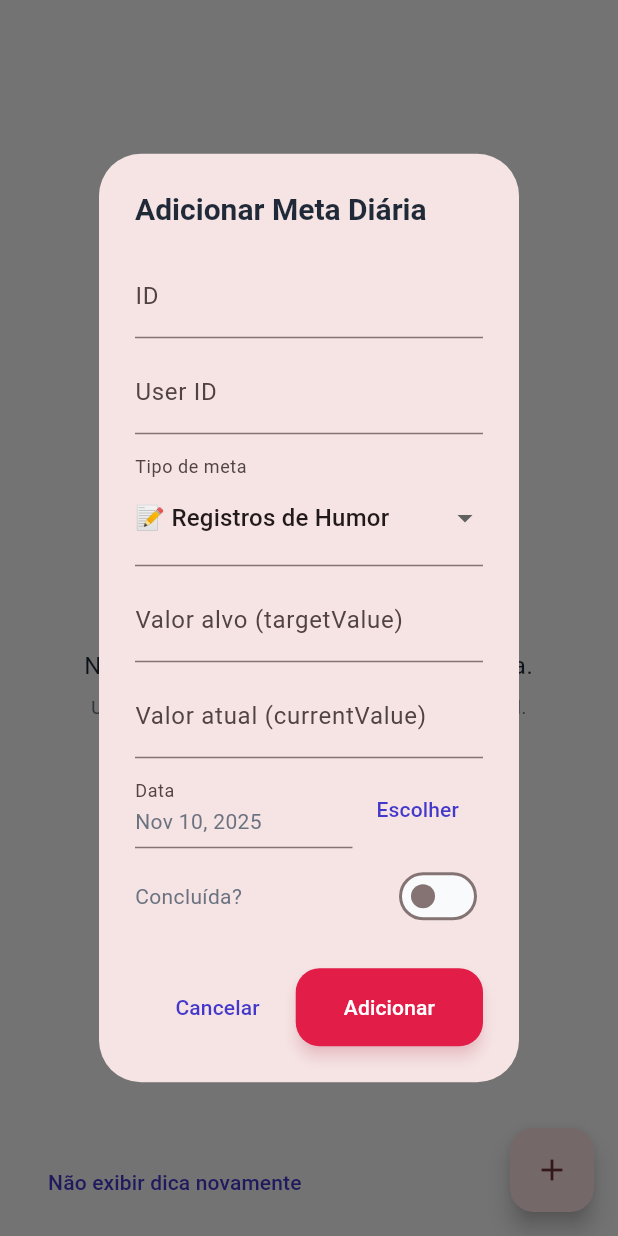
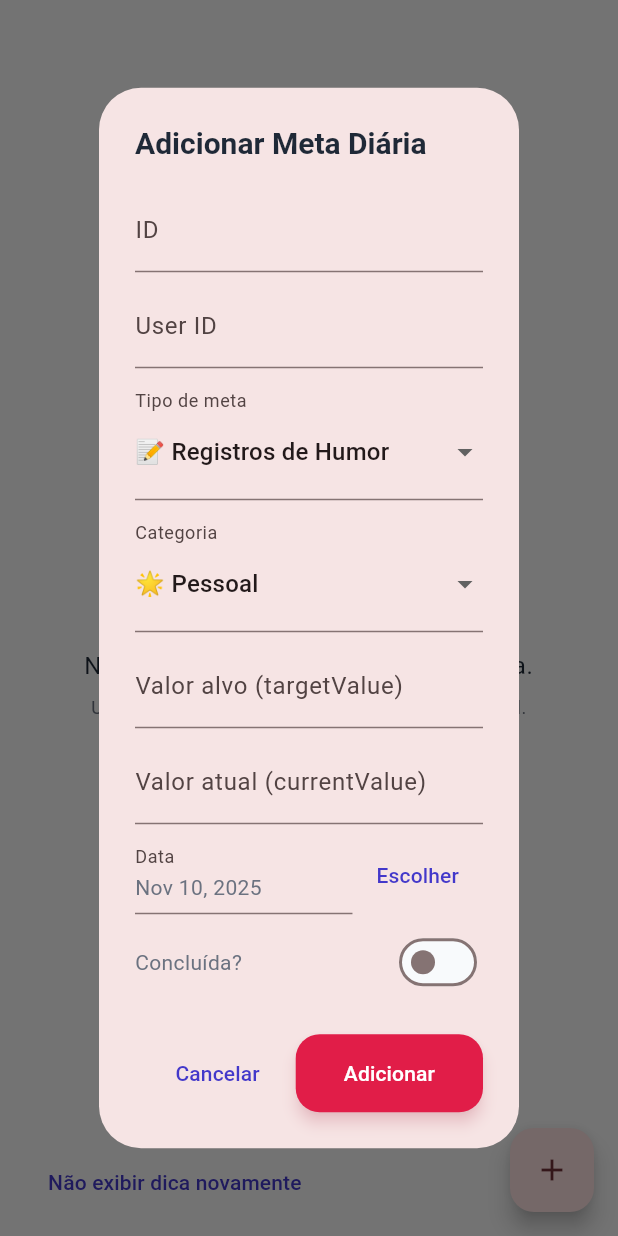
Before and after one commit to PabloEC382/mood_journal, a Flutter app: the DailyGoalListPage screen opened directly, after a tap on "Não exibir dica novamente", after a tap on the "add" icon, on a phone screen of 412 x 824 dp. Run offline on Flutter 3.47's test engine with Material 3 defaults, Android fonts, the phone set to English and light mode, and no system bars; our stand-ins replace file_picker, flutter_image_compress, flutter_riverpod, flutter_svg, image_picker, shared_preferences; accounts and stored records are empty; project files that could hold a hidden picture were left out.

Commit message:
Atualizando Dialog com Dropdown de Categoria
Adicionando dropdown de categoria na DailyGoalEntityFormDialog

```diff
--- a/lib/features/daily_goals/presentation/daily_goal_entity_form_dialog.dart
+++ b/lib/features/daily_goals/presentation/daily_goal_entity_form_dialog.dart
@@ -1,8 +1,3 @@
-// Gerado: Dialog de inserção/edição para DailyGoalEntity
-// Ajuste o import/tipo se necessário. Este arquivo pressupõe que
-// `DailyGoalEntity` e `GoalType` estão definidos em:
-// `package:mood_journal/domain/entities/daily_goal_entity.dart`
-
 import 'package:flutter/material.dart';
 import 'package:intl/intl.dart';
 import 'package:mood_journal/domain/entities/daily_goal_entity.dart';
@@ -34,6 +29,7 @@ class _DailyGoalEntityFormDialogState
   late final TextEditingController _idController;
   late final TextEditingController _userIdController;
   GoalType? _selectedType;
+  GoalCategory? _selectedCategory; // NOVO
   late final TextEditingController _targetValueController;
   late final TextEditingController _currentValueController;
   DateTime? _selectedDate;
@@ -48,6 +44,7 @@ class _DailyGoalEntityFormDialogState
     _idController = TextEditingController(text: initial?.id ?? '');
     _userIdController = TextEditingController(text: initial?.userId ?? '');
     _selectedType = initial?.type ?? GoalType.moodEntries;
+    _selectedCategory = initial?.category ?? GoalCategory.personal; // NOVO
     _targetValueController =
         TextEditingController(text: initial?.targetValue.toString() ?? '');
     _currentValueController =
@@ -102,6 +99,10 @@ class _DailyGoalEntityFormDialogState
       _showError('Tipo de meta é obrigatório.');
       return;
     }
+    if (_selectedCategory == null) {
+      _showError('Categoria é obrigatória.');
+      return;
+    }
     final targetText = _targetValueController.text.trim();
     final currentText = _currentValueController.text.trim();
     if (targetText.isEmpty) {
@@ -134,6 +135,7 @@ class _DailyGoalEntityFormDialogState
       currentValue: currentValue,
       date: date,
       isCompleted: _isCompleted,
+      category: _selectedCategory!, // NOVO
     );
 
     Navigator.of(context).pop(dto);
@@ -184,6 +186,24 @@ class _DailyGoalEntityFormDialogState
                             ))
                         .toList(),
                     onChanged: (v) => setState(() => _selectedType = v),
+                  ),
+                ),
+              ),
+              const SizedBox(height: 8),
+              // NOVO: Categoria (enum)
+              InputDecorator(
+                decoration: const InputDecoration(labelText: 'Categoria'),
+                child: DropdownButtonHideUnderline(
+                  child: DropdownButton<GoalCategory>(
+                    value: _selectedCategory,
+                    isExpanded: true,
+                    items: GoalCategory.values
+                        .map((c) => DropdownMenuItem(
+                              value: c,
+                              child: Text('${c.icon} ${c.description}'),
+                            ))
+                        .toList(),
+                    onChanged: (v) => setState(() => _selectedCategory = v),
                   ),
                 ),
               ),
```
